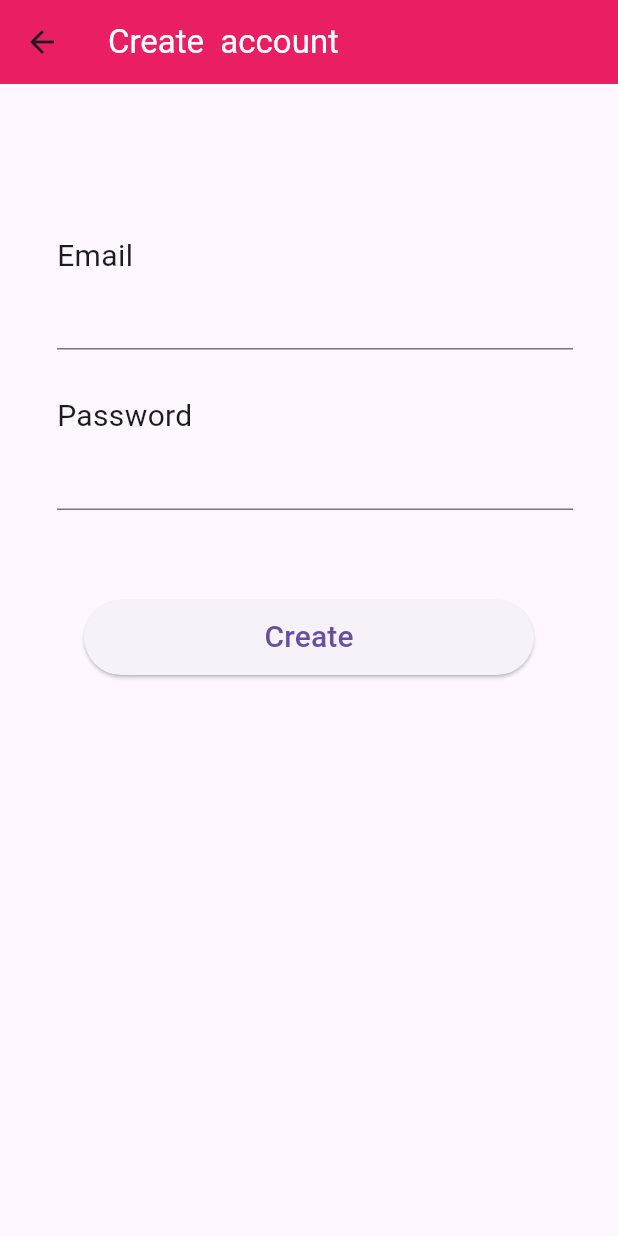
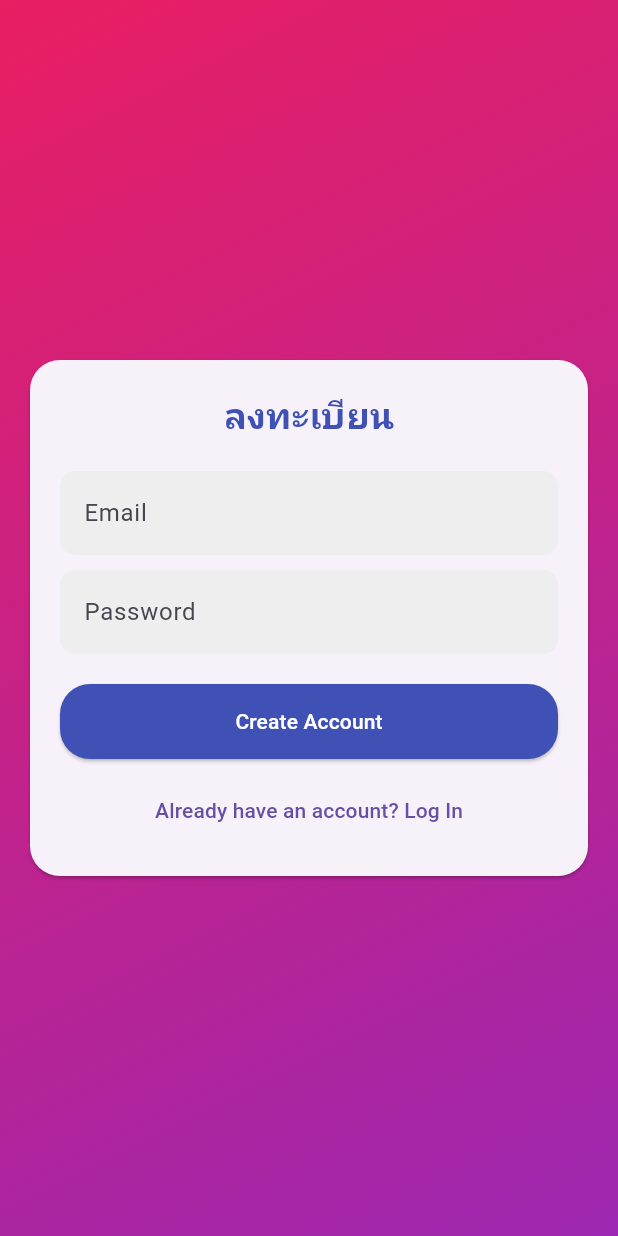
Before and after one commit to golfsomphot/flutterApp, a Flutter app: the screen it shows after launch, after a tap on "Register", on a phone screen of 412 x 824 dp. Run offline on Flutter 3.47's test engine with Material 3 defaults, Android fonts, the phone set to English and light mode, and no system bars; our stand-ins replace firebase_auth, firebase_core, fluttertoast, font_awesome_flutter, form_field_validator; accounts and stored records are empty; network calls fail.

Commit message:
ui<rigister>

```diff
--- a/lib/screen/home.dart
+++ b/lib/screen/home.dart
@@ -14,7 +14,7 @@ class _HomeState extends State<Home> {
   Widget build(BuildContext context) {
     return Scaffold(
       appBar: AppBar(
-        backgroundColor: Colors.purple[200],
+        backgroundColor: Colors.pink,
         title: Row(
           mainAxisAlignment: MainAxisAlignment.spaceBetween,
           children: [
--- a/lib/screen/login.dart
+++ b/lib/screen/login.dart
@@ -19,8 +19,6 @@ class _LoginScreenState extends State<LoginScreen> {
   bool _rememberMe = false;
   final TextEditingController _userController = TextEditingController();
   final TextEditingController _passwordController = TextEditingController();
-
-
   final formkey = GlobalKey<FormState>();
   final Future<FirebaseApp> firebase = Firebase.initializeApp();
   Profile profile = Profile(email: '', password: '');
@@ -40,7 +38,7 @@ class _LoginScreenState extends State<LoginScreen> {
           if (snapshot.hasError) {
             return Scaffold(
                 appBar: AppBar(
-                  title: Text('error'),
+                  title: Text('Error'),
                 ),
                 body: Center(
                   child: Text("${snapshot.error}"),
@@ -71,7 +69,7 @@ class _LoginScreenState extends State<LoginScreen> {
                             mainAxisSize: MainAxisSize.min,
                             children: [
                               Text(
-                                'Log In',
+                                'เข้าสู่ระบบ',
                                 style: TextStyle(
                                   fontSize: 24,
                                   fontWeight: FontWeight.bold,
@@ -118,8 +116,7 @@ class _LoginScreenState extends State<LoginScreen> {
                                 mainAxisAlignment:
                                     MainAxisAlignment.spaceBetween,
                                 children: [
-                                  Container(
-                                    child: Row(
+                                  Row(
                                     children: [
                                       Checkbox(
                                         value: _rememberMe,
@@ -131,7 +128,6 @@ class _LoginScreenState extends State<LoginScreen> {
                                       ),
                                       Text('Remember me'),
                                     ],
-                                    ),
                                   ),
                                   InkWell(
                                     hoverColor: Colors.amber,
@@ -164,10 +160,13 @@ class _LoginScreenState extends State<LoginScreen> {
                               ),
                               SizedBox(height: 20),
                               ElevatedButton(
-                                child: Text('Log In'),
+                                child: Text(
+                                  'Log In',
+                                  style: TextStyle(color: Colors.white),
+                                ),
                                 style: ElevatedButton.styleFrom(
-                                  iconColor: Colors.indigo,
-                                  backgroundColor: Colors.white12,
+                                  backgroundColor:
+                                      Colors.indigo, // ปรับสีพื้นหลัง
                                   shape: RoundedRectangleBorder(
                                     borderRadius: BorderRadius.circular(20),
                                   ),
@@ -177,17 +176,16 @@ class _LoginScreenState extends State<LoginScreen> {
                                   if (formkey.currentState!.validate()) {
                                     formkey.currentState?.save();
                                     try {
-                                      await FirebaseAuth.instance.signInWithEmailAndPassword(
+                                      await FirebaseAuth.instance
+                                          .signInWithEmailAndPassword(
                                               email: profile.email,
                                               password: profile.password)
-                                          .then((Value) => {
-                                                // clear ค่าใน form field
+                                          .then((value) => {
                                                 formkey.currentState?.reset(),
                                                 Fluttertoast.showToast(
                                                     msg: "เข้าสู่ระบบ",
                                                     gravity:
                                                         ToastGravity.CENTER),
-
                                                 Navigator.push(
                                                   context,
                                                   MaterialPageRoute(
@@ -196,7 +194,6 @@ class _LoginScreenState extends State<LoginScreen> {
                                                 )
                                               });
                                     } on FirebaseAuthException catch (e) {
-
                                       Fluttertoast.showToast(
                                           msg: e.message!,
                                           gravity: ToastGravity.CENTER);
--- a/lib/screen/product.dart
+++ b/lib/screen/product.dart
@@ -130,7 +130,21 @@ class ProductPage extends StatelessWidget {
     return Container(
       child: Scaffold(
         appBar: AppBar(
-          title: Text('หน้าสินค้า'),
+          backgroundColor: Colors.pink,
+          title: Row(
+            mainAxisAlignment: MainAxisAlignment.center,
+            children: [
+              Text(
+                'Product',
+                style: TextStyle(
+                  fontSize: 24,
+                  fontFamily: 'Arial', // ปรับเป็นฟอนต์มาตรฐาน
+                  fontWeight: FontWeight.bold,
+                  color: Colors.white,
+                ),
+              ),
+            ],
+          ),
         ),
         body: GridView.builder(
           padding: EdgeInsets.all(10),
--- a/lib/screen/profile.dart
+++ b/lib/screen/profile.dart
@@ -1,3 +1,5 @@
+import 'package:firebase_auth/firebase_auth.dart';
+import 'package:firebase_core/firebase_core.dart';
 import 'package:flutter/material.dart';
 import 'package:myapp/screen/login.dart';
 import 'package:myapp/screen/tabbar.dart';
@@ -5,10 +7,25 @@ import 'package:myapp/screen/tabbar.dart';
 class ProfilePage extends StatelessWidget {
   @override
   Widget build(BuildContext context) {
+    final Future<FirebaseApp> firebase = Firebase.initializeApp();
     return Container(
       child: Scaffold(
         appBar: AppBar(
-          title: Text('Profile'),
+          backgroundColor: Colors.pink,
+          title: Row(
+            mainAxisAlignment: MainAxisAlignment.center,
+            children: [
+              Text(
+                'Profile',
+                style: TextStyle(
+                  fontSize: 24,
+                  fontFamily: 'Arial', // ปรับเป็นฟอนต์มาตรฐาน
+                  fontWeight: FontWeight.bold,
+                  color: Colors.white,
+                ),
+              ),
+            ],
+          ),
         ),
         body: SingleChildScrollView(
           child: Column(
@@ -59,6 +76,7 @@ class ProfilePage extends StatelessWidget {
                 leading: Icon(Icons.logout),
                 title: Text('ออกจากระบบ'),
                 onTap: () {
+                  FirebaseAuth.instance.signOut();
                   Navigator.push(
                     context,
                     MaterialPageRoute(builder: (context) => LoginScreen()),
--- a/lib/screen/register.dart
+++ b/lib/screen/register.dart
@@ -2,10 +2,10 @@ import 'package:firebase_auth/firebase_auth.dart';
 import 'package:firebase_core/firebase_core.dart';
 import 'package:flutter/material.dart';
 import 'package:flutter/widgets.dart';
+import 'package:form_field_validator/form_field_validator.dart';
+import 'package:fluttertoast/fluttertoast.dart';
 import 'package:myapp/models/profile.dart';
 import 'package:myapp/screen/login.dart';
-import 'package:form_field_validator/form_field_validator.dart';
-import 'package:fluttertoast/fluttertoast.dart';
 
 class RegisterScreen extends StatefulWidget {
   const RegisterScreen({super.key});
@@ -15,10 +15,10 @@ class RegisterScreen extends StatefulWidget {
 }
 
 class _RegisterScreenState extends State<RegisterScreen> {
-  //  ตัวแปลเช็ค ฟอร์ม
   final formkey = GlobalKey<FormState>();
   final Future<FirebaseApp> firebase = Firebase.initializeApp();
   Profile profile = Profile(email: '', password: '');
+
   @override
   Widget build(BuildContext context) {
     return FutureBuilder(
@@ -27,7 +27,7 @@ class _RegisterScreenState extends State<RegisterScreen> {
           if (snapshot.hasError) {
             return Scaffold(
                 appBar: AppBar(
-                  title: Text('error'),
+                  title: Text('Error'),
                 ),
                 body: Center(
                   child: Text("${snapshot.error}"),
@@ -35,104 +35,109 @@ class _RegisterScreenState extends State<RegisterScreen> {
           }
           if (snapshot.connectionState == ConnectionState.done) {
             return Scaffold(
-              appBar: AppBar(
-                backgroundColor: Colors.pink,
-                title: Text(
-                  'Create  account',
-                  style: TextStyle(color: Colors.white),
+              body: Container(
+                decoration: BoxDecoration(
+                  gradient: LinearGradient(
+                    begin: Alignment.topLeft,
+                    end: Alignment.bottomRight,
+                    colors: [Colors.pink, Colors.purple],
                   ),
                 ),
-              body: Padding(
-                padding: const EdgeInsets.fromLTRB(30, 100, 30, 100),
-                child: Container(
-                  decoration: BoxDecoration(
-                    borderRadius: BorderRadius.all(
-                        Radius.circular(10.0)), // Adjust radius as needed
+                child: Center(
+                  child: SingleChildScrollView(
+                    child: Card(
+                      margin: EdgeInsets.all(20),
+                      shape: RoundedRectangleBorder(
+                        borderRadius: BorderRadius.circular(20),
                       ),
-                  height: 600,
+                      child: Padding(
+                        padding: EdgeInsets.all(20),
                         child: Form(
                           key: formkey,
-                      child: SingleChildScrollView(
                           child: Column(
+                            mainAxisSize: MainAxisSize.min,
                             children: [
-                            const Align(
-                              alignment: Alignment.centerLeft,
-                              child: Padding(
-                                padding: EdgeInsets.only(left: 8.0),
-                                child: Text(
-                                  "Email",
-                                  style: TextStyle(fontSize: 20),
+                              Text(
+                                'ลงทะเบียน',
+                                style: TextStyle(
+                                  fontSize: 24,
+                                  fontWeight: FontWeight.bold,
+                                  color: Colors.indigo,
                                 ),
                               ),
+                              SizedBox(height: 20),
+                              TextFormField(
+                                keyboardType: TextInputType.emailAddress,
+                                decoration: InputDecoration(
+                                  labelText: 'Email',
+                                  hintText: 'Enter your email',
+                                  filled: true,
+                                  fillColor: Colors.grey[200],
+                                  border: OutlineInputBorder(
+                                    borderRadius: BorderRadius.circular(10),
+                                    borderSide: BorderSide.none,
                                   ),
-                            Padding(
-                              padding: EdgeInsets.only(left: 8.0),
-                              child: TextFormField(
+                                ),
                                 validator: MultiValidator([
                                   EmailValidator(errorText: 'email ไม่ถูกต้อง'),
                                   RequiredValidator(
                                       errorText: 'กรุณาใส่อีเมล email')
                                 ]),
-                                keyboardType: TextInputType.emailAddress,
                                 onSaved: (mail) => {profile.email = mail!},
                               ),
-                            ),
-                            const SizedBox(
-                              height: 30,
-                            ),
-                            const Align(
-                              alignment: Alignment.centerLeft,
-                              child: Padding(
-                                padding: EdgeInsets.only(left: 8.0),
-                                child: Text(
-                                  "Password",
-                                  style: TextStyle(fontSize: 20),
-                                ),
-                              ),
-                            ),
-                            Padding(
-                              padding: const EdgeInsets.only(left: 8.0),
-                              child: TextFormField(
+                              SizedBox(height: 10),
+                              TextFormField(
                                 obscureText: true,
                                 enableSuggestions: false,
                                 autocorrect: false,
-                                keyboardType: TextInputType.number,
+                                decoration: InputDecoration(
+                                  labelText: 'Password',
+                                  hintText: 'Enter your password',
+                                  filled: true,
+                                  fillColor: Colors.grey[200],
+                                  border: OutlineInputBorder(
+                                    borderRadius: BorderRadius.circular(10),
+                                    borderSide: BorderSide.none,
+                                  ),
+                                ),
                                 validator: RequiredValidator(
                                     errorText: 'ป้อน password'),
                                 onSaved: (password) =>
                                     {profile.password = password!},
                               ),
+                              SizedBox(height: 20),
+                              ElevatedButton(
+                                child: Text(
+                                  'Create Account',
+                                  style: TextStyle(color: Colors.white),
                                 ),
-                            const SizedBox(
-                              height: 30,
+                                style: ElevatedButton.styleFrom(
+                                  backgroundColor:
+                                      Colors.indigo, // ปรับสีพื้นหลัง
+                                  shape: RoundedRectangleBorder(
+                                    borderRadius: BorderRadius.circular(20),
                                   ),
-                            Padding(
-                              padding: const EdgeInsets.only(top: 30),
-                              child: SizedBox(
-                                height: 50,
-                                width: 300,
-                                child: ElevatedButton(
-                                  child: const Text(
-                                    'Create',
-                                    style: TextStyle(fontSize: 20),
+                                  minimumSize: Size(double.infinity, 50),
                                 ),
                                 onPressed: () async {
-                                    //  varidate form
                                   if (formkey.currentState!.validate()) {
                                     formkey.currentState?.save();
                                     try {
-                                        await FirebaseAuth.instance.createUserWithEmailAndPassword(
+                                      await FirebaseAuth.instance
+                                          .createUserWithEmailAndPassword(
                                               email: profile.email,
                                               password: profile.password)
-                                            .then((Value) => {
-                                                  // clear ค่าใน form field
+                                          .then((value) => {
                                                 formkey.currentState?.reset(),
                                                 Fluttertoast.showToast(
-                                                      msg:"สร้างบัญชีเรียบร้อย",
-                                                      gravity:ToastGravity.CENTER),
-
-                                                  Navigator.pop(context,MaterialPageRoute(
-                                                        builder: (context) =>LoginScreen()),
+                                                    msg: "สร้างบัญชีเรียบร้อย",
+                                                    gravity:
+                                                        ToastGravity.CENTER),
+                                                Navigator.pop(
+                                                  context,
+                                                  MaterialPageRoute(
+                                                      builder: (context) =>
+                                                          LoginScreen()),
                                                 )
                                               });
                                     } on FirebaseAuthException catch (e) {
@@ -150,14 +155,21 @@ class _RegisterScreenState extends State<RegisterScreen> {
                                           gravity: ToastGravity.CENTER);
                                     }
                                   }
-                                    // เรียก ใช้งาน on save
                                 },
+                              ),
+                              SizedBox(height: 10),
+                              TextButton(
+                                child: Text('Already have an account? Log In'),
+                                onPressed: () {
+                                  Navigator.pop(context);
+                                },
+                              ),
+                            ],
                           ),
                         ),
                       ),
-                          ],
                     ),
-                      )),
+                  ),
                 ),
               ),
             );
```
Also changed, not shown: lib/main.dart (line endings or trailing spaces). Lines whose indentation alone changed are shown as unchanged.
